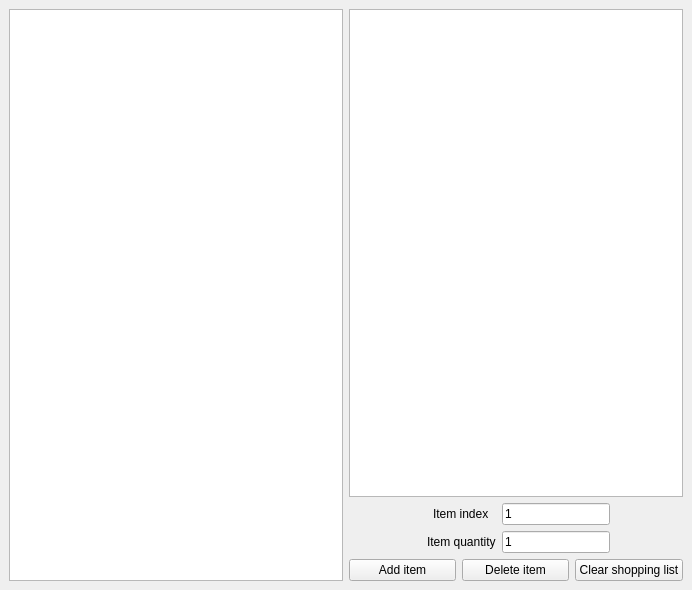
The window that app/pyqt_designer_files/new_shopping_list_window.ui (lgakan/sklep_przyjemnosci) describes before a commit, drawn with Qt 5.
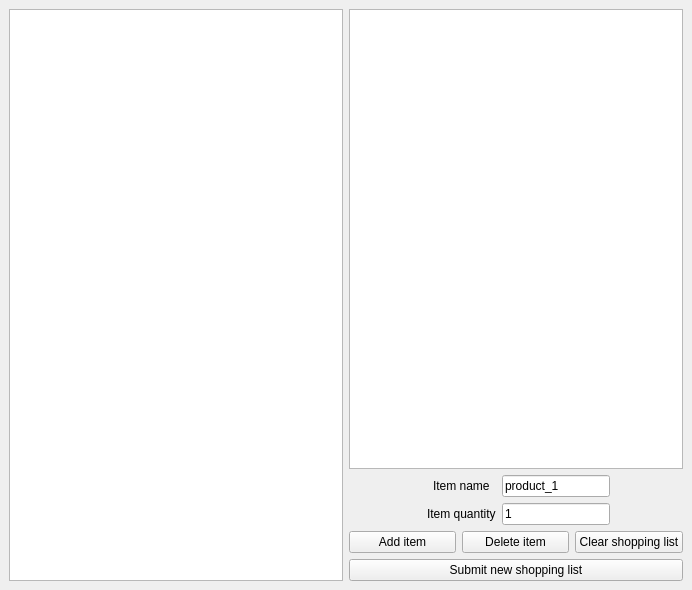
The same window after the commit.

```diff
--- a/app/pyqt_designer_files/new_shopping_list_window.ui
+++ b/app/pyqt_designer_files/new_shopping_list_window.ui
@@ -23,7 +23,7 @@
       <item>
        <layout class="QVBoxLayout" name="layout_right">
         <item>
-         <widget class="QListView" name="list_widget_shopping_list"/>
+         <widget class="QListWidget" name="list_widget_shopping_list"/>
         </item>
         <item>
          <layout class="QFormLayout" name="layout_right_inputs">
@@ -36,7 +36,7 @@
           <item row="0" column="0">
            <widget class="QLabel" name="label">
             <property name="text">
-             <string>Item index</string>
+             <string>Item name</string>
             </property>
            </widget>
           </item>
@@ -49,7 +49,7 @@
              </sizepolicy>
             </property>
             <property name="text">
-             <string>1</string>
+             <string>product_1</string>
             </property>
            </widget>
           </item>
@@ -100,6 +100,13 @@
           </item>
          </layout>
         </item>
+        <item>
+         <widget class="QPushButton" name="button_submit_new_shopping_list">
+          <property name="text">
+           <string>Submit new shopping list</string>
+          </property>
+         </widget>
+        </item>
        </layout>
       </item>
      </layout>
```
Left out of the diff: 2 changed lines with no effect on the pictures.
